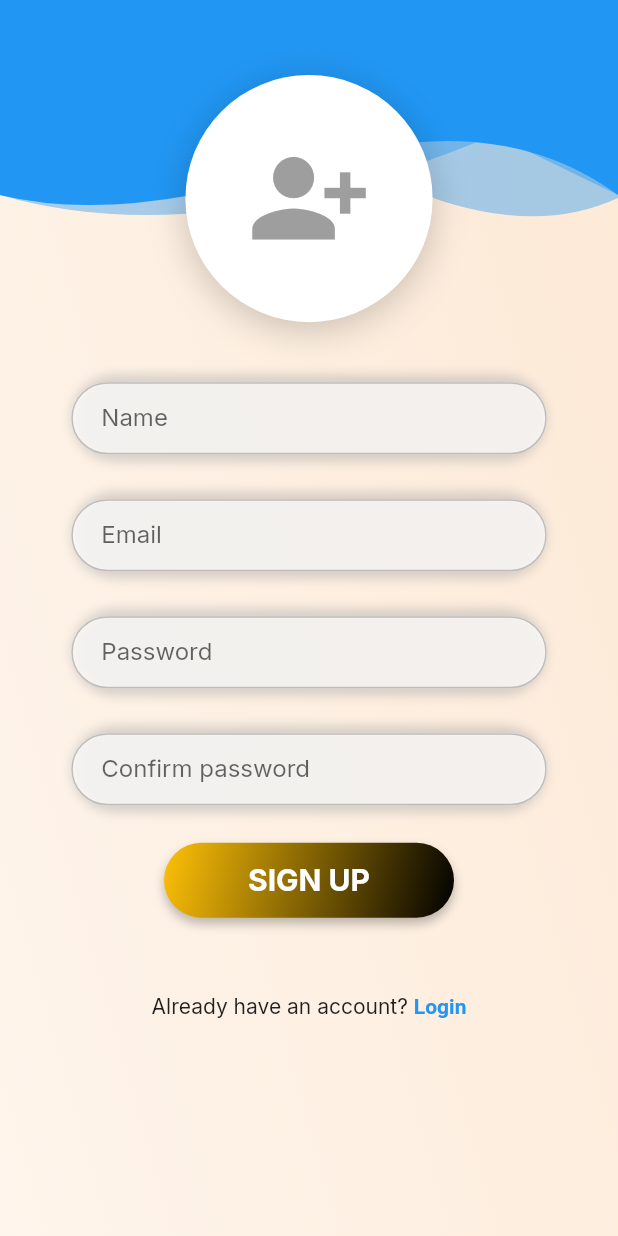
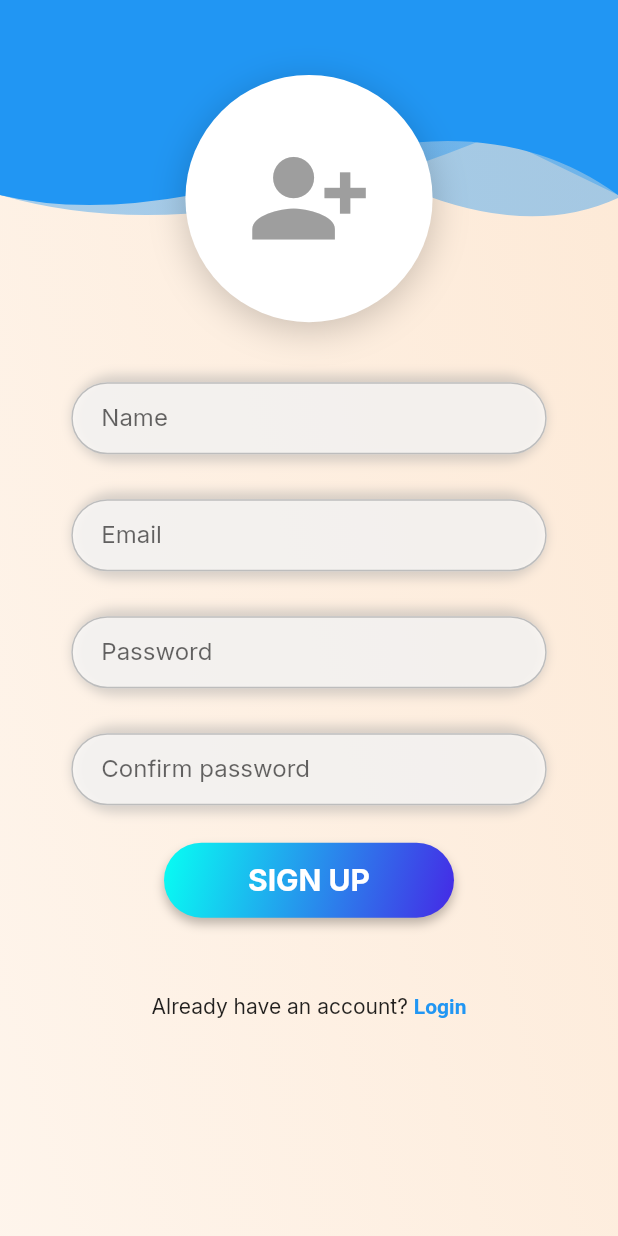
Before and after one commit to jaynavadiya/canteen_app_daiict, a Flutter app: the RegisterScreen screen opened directly, on a phone screen of 412 x 824 dp. Run offline on Flutter 3.47's test engine with Material 2 defaults, Android fonts, the phone set to English and light mode, and no system bars; our stand-ins replace carousel_slider, cloud_firestore, firebase_auth, firebase_core, firebase_storage, fluttertoast and 7 more; missing offline and left inert: number_inc_dec; accounts and stored records are empty; network calls fail.

Commit message:
Updated pages

```diff
--- a/lib/authentication/login.dart
+++ b/lib/authentication/login.dart
@@ -224,8 +224,8 @@ class _LoginScreenState extends State<LoginScreen> {
                           end: Alignment.bottomRight,
                           stops: [0.0, 1.0],
                           colors: [
-                            Colors.amber,
-                            Colors.black,
+                            Color.fromARGB(255, 7, 255, 243),
+                            Color.fromARGB(255, 69, 41, 230),
                           ],
                         ),
                         color: Colors.deepPurple.shade300,
--- a/lib/authentication/register.dart
+++ b/lib/authentication/register.dart
@@ -293,8 +293,8 @@ class _RegisterScreenState extends State<RegisterScreen> {
                       end: Alignment.bottomRight,
                       stops: [0.0, 1.0],
                       colors: [
-                        Colors.amber,
-                        Colors.black,
+                        Color.fromARGB(255, 7, 255, 243),
+                        Color.fromARGB(255, 69, 41, 230),
                       ],
                     ),
                     color: Colors.deepPurple.shade300,
```
Also changed, not shown: lib/screens/home_screen.dart (+1 -19 lines), lib/widgets/user_info.dart (+1 -13 lines).
